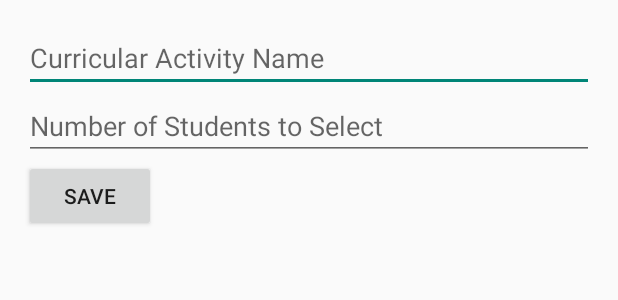
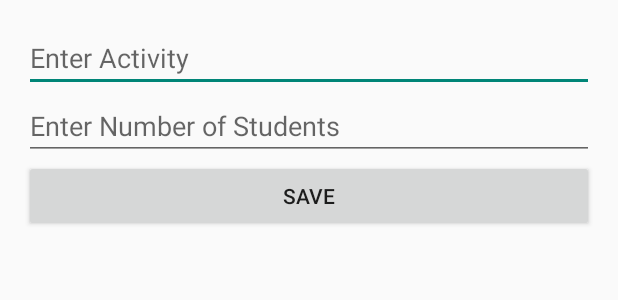
Before and after one commit to RohanDebnath/Pandas-Integration, an Android app: the layout dialog_select_curricular_activities.xml on its own in the app's theme, with its tools: preview values and no code run, on a phone screen of 412 x 824 dp. Shown: the top 300 px of the screen. Run offline under Robolectric (Android 15) with nearby library versions, the phone set to English and light mode, and no system bars.

Commit message:
Curriculam Activities Adding done

```diff
--- a/app/src/main/res/layout/dialog_select_curricular_activities.xml
+++ b/app/src/main/res/layout/dialog_select_curricular_activities.xml
@@ -6,21 +6,21 @@
     android:padding="16dp">
 
     <EditText
-        android:id="@+id/curricularActivityEditText"
+        android:id="@+id/editTextActivity"
         android:layout_width="match_parent"
         android:layout_height="wrap_content"
-        android:hint="Curricular Activity Name"
-        android:inputType="text" />
+        android:hint="Enter Activity" />
 
     <EditText
-        android:id="@+id/numberOfStudentsEditText"
+        android:id="@+id/editTextNumStudents"
         android:layout_width="match_parent"
         android:layout_height="wrap_content"
-        android:hint="Number of Students to Select"
-        android:inputType="number" />
+        android:hint="Enter Number of Students" />
+
     <Button
-        android:id="@+id/saveButtonCA"
-        android:layout_width="wrap_content"
+        android:id="@+id/btnSaveCA"
+        android:layout_width="match_parent"
         android:layout_height="wrap_content"
-        android:text="Save" />
+        android:text="Save"
+        android:onClick="saveCurricularActivities" />
 </LinearLayout>
```
Also changed, not shown: app/src/main/java/com/example/pandasintegration/MainActivity.java (+34 -0 lines).
